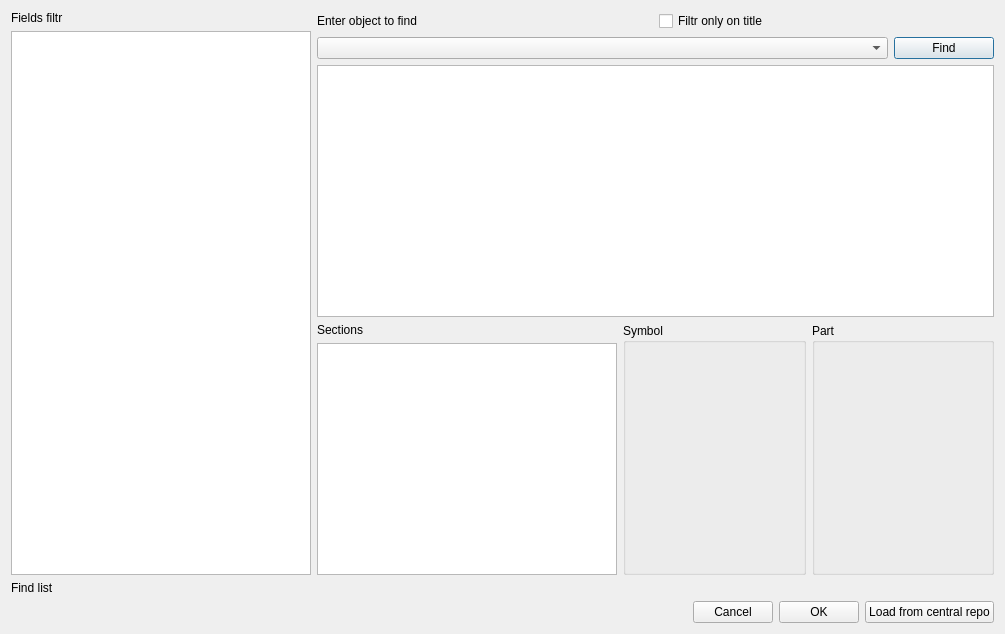
Before: the Qt Designer form windows/SdDGetObject.ui in usiksan/SaliCAD, drawn with Qt 5.
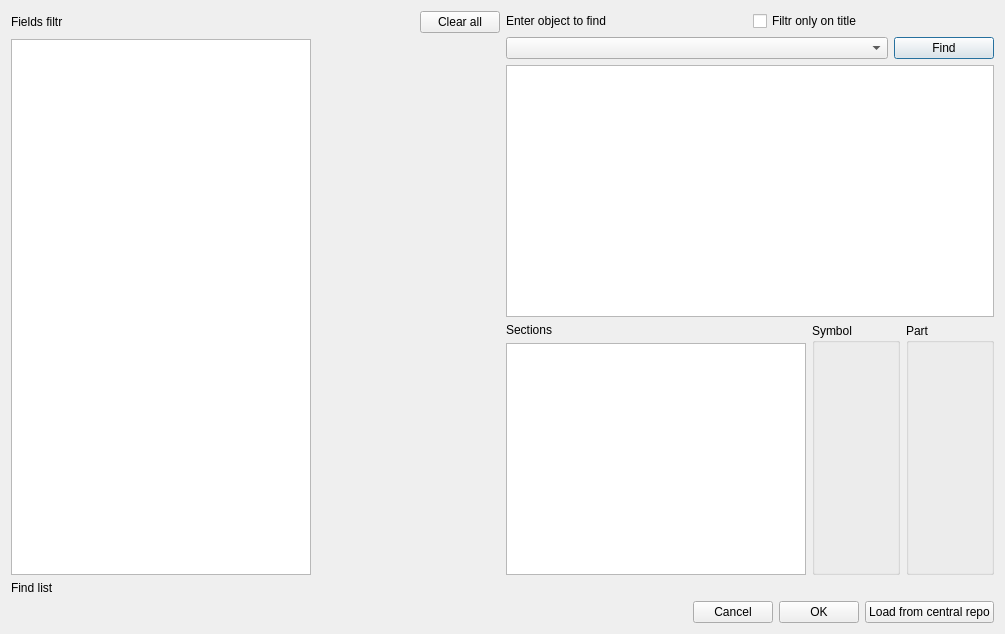
After: the same form once the commit is applied.

Commit message: SdGetObject changed to filter system.

The edit to the form file:
```diff
--- a/windows/SdDGetObject.ui
+++ b/windows/SdDGetObject.ui
@@ -15,10 +15,12 @@
   </property>
   <layout class="QVBoxLayout" name="verticalLayout_4">
    <item>
-    <layout class="QHBoxLayout" name="horizontalLayout_5">
+    <layout class="QHBoxLayout" name="horizontalLayout_6">
      <item>
       <layout class="QVBoxLayout" name="verticalLayout_3">
        <item>
+        <layout class="QHBoxLayout" name="horizontalLayout_5">
+         <item>
         <widget class="QLabel" name="label_3">
          <property name="maximumSize">
           <size>
@@ -30,6 +32,28 @@
           <string>Fields filtr</string>
          </property>
         </widget>
+         </item>
+         <item>
+          <spacer name="horizontalSpacer_2">
+           <property name="orientation">
+            <enum>Qt::Horizontal</enum>
+           </property>
+           <property name="sizeHint" stdset="0">
+            <size>
+             <width>40</width>
+             <height>20</height>
+            </size>
+           </property>
+          </spacer>
+         </item>
+         <item>
+          <widget class="QPushButton" name="mClearFields">
+           <property name="text">
+            <string>Clear all</string>
+           </property>
+          </widget>
+         </item>
+        </layout>
        </item>
        <item>
         <widget class="QTableWidget" name="mFieldsBox">
```
Lines whose indentation alone changed are shown as unchanged. The commit also changes 4 other files.
